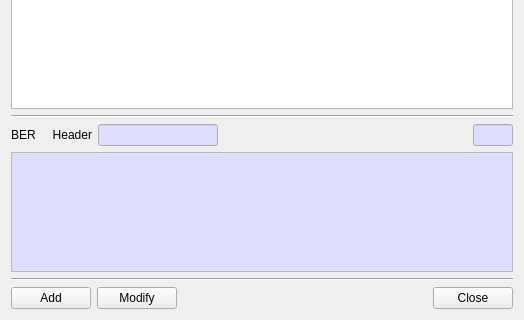
Above: BerEditor/edit_value_dlg.ui from jykim74/BerEditor before the change; both pictures show x 0 to 524 and y 152 to 472 of the 524 by 472 pixel window. Below: the same form after it.
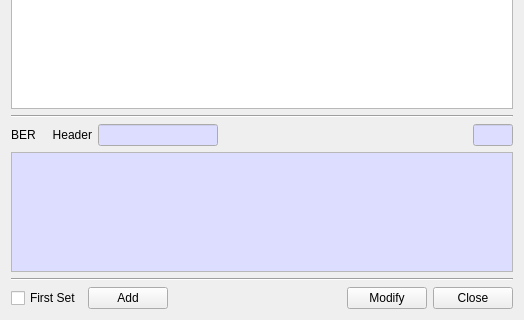
That is the form after the change.

What changed in the file:
```diff
--- a/BerEditor/edit_value_dlg.ui
+++ b/BerEditor/edit_value_dlg.ui
@@ -812,7 +812,21 @@
      <property name="topMargin">
       <number>0</number>
      </property>
-     <item row="0" column="3">
+     <item row="0" column="5">
+      <widget class="QPushButton" name="mModifyBtn">
+       <property name="text">
+        <string>Modify</string>
+       </property>
+      </widget>
+     </item>
+     <item row="0" column="1">
+      <widget class="QPushButton" name="mAddBtn">
+       <property name="text">
+        <string>Add</string>
+       </property>
+      </widget>
+     </item>
+     <item row="0" column="4">
       <spacer name="horizontalSpacer">
        <property name="orientation">
         <enum>Qt::Horizontal</enum>
@@ -825,24 +839,17 @@
        </property>
       </spacer>
      </item>
-     <item row="0" column="0">
-      <widget class="QPushButton" name="mAddBtn">
-       <property name="text">
-        <string>Add</string>
-       </property>
-      </widget>
-     </item>
-     <item row="0" column="4">
+     <item row="0" column="6">
       <widget class="QPushButton" name="mCloseBtn">
        <property name="text">
         <string>Close</string>
        </property>
       </widget>
      </item>
-     <item row="0" column="1">
-      <widget class="QPushButton" name="mModifyBtn">
+     <item row="0" column="0">
+      <widget class="QCheckBox" name="mFirstSetCheck">
        <property name="text">
-        <string>Modify</string>
+        <string>First Set</string>
        </property>
       </widget>
      </item>
```
Left out of the diff: 1 changed line with no effect on the pictures.
